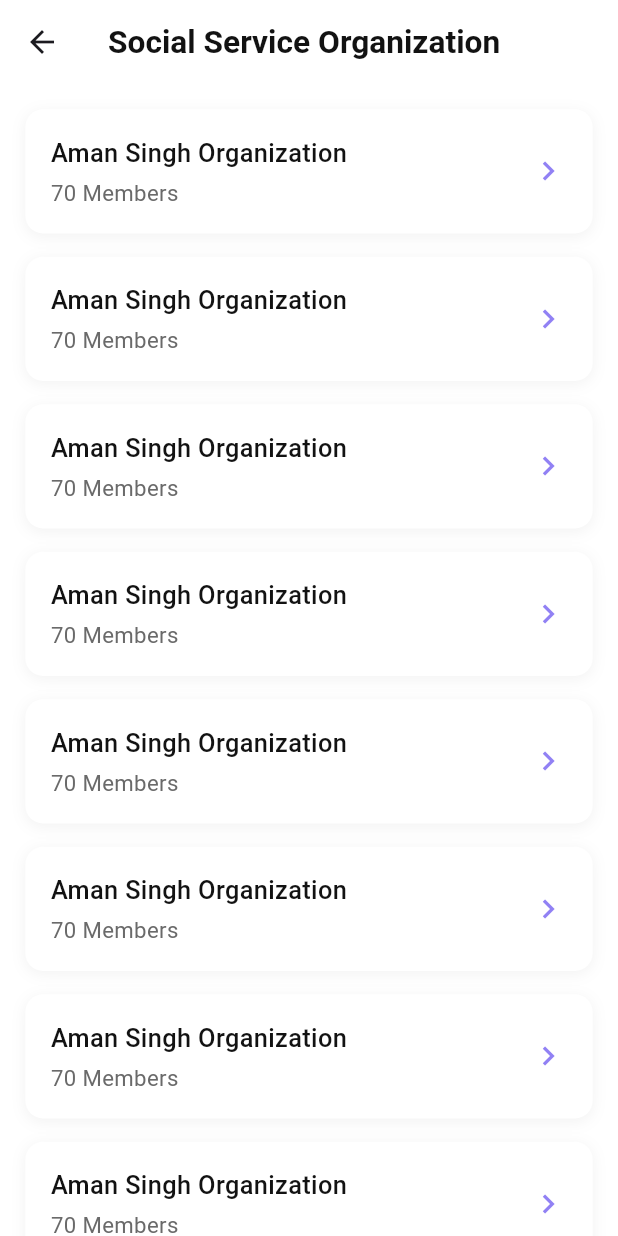
After one commit to elysian12/samaj-mobile-app, a Flutter app: the SocialOrganizationScreen screen opened directly, on a phone screen of 412 x 824 dp. The commit adds this screen. Run offline on Flutter 3.47's test engine with Material 3 defaults, Android fonts, the phone set to English and light mode, and no system bars; our stand-ins replace animate_do, auto_route, cached_network_image, fancy_shimmer_image, flutter_screenutil, get_it and 1 more; generated files the repository leaves out were written again; network calls fail; Roboto replaces fonts that are missing (PlusJakartaSans).

Commit message:
- Added SocialOrganizationRoute and SocialMemberListRoute to the app router for improved navigation. - Updated generated route files to reflect the new routes and ensure proper integration with the existing navigation structure.

```diff
--- /dev/null
+++ b/lib/modules/social+organisation/social_organisation_screen.dart
@@ -0,0 +1,98 @@
+import 'package:animate_do/animate_do.dart';
+import 'package:auto_route/auto_route.dart';
+import 'package:flutter/material.dart';
+import 'package:flutter_screenutil/flutter_screenutil.dart';
+import 'package:patel_samaj_app/core/styles/style.dart';
+import 'package:patel_samaj_app/data/di/service_locator.dart';
+import 'package:patel_samaj_app/router/app_router.dart';
+import 'package:patel_samaj_app/router/app_router.gr.dart';
+
+@RoutePage()
+class SocialOrganizationScreen extends StatelessWidget {
+  const SocialOrganizationScreen({super.key});
+
+  @override
+  Widget build(BuildContext context) {
+    return Scaffold(
+      backgroundColor: Colors.white,
+      appBar: AppBar(
+        leading: IconButton(
+          icon: const Icon(Icons.arrow_back),
+          onPressed: () => Navigator.pop(context),
+        ),
+        title: Text(
+          'Social Service Organization',
+          style: AppTextStyle.heading3,
+        ),
+      ),
+      body: SingleChildScrollView(
+        child: Padding(
+          padding: EdgeInsets.all(16.w),
+          child: Column(
+            children: List.generate(
+              8, // Number of organizations to show
+              (index) => _buildOrganizationCard(),
+            ),
+          ),
+        ),
+      ),
+    );
+  }
+
+  Widget _buildOrganizationCard() {
+    return InkWell(
+      onTap: () {
+        getIt<AppRouter>().push(
+          SocialMemberListRoute(
+            organizationName: 'Aman Singh Organization',
+          ),
+        );
+      },
+      child: FadeInUp(
+        duration: const Duration(milliseconds: 500),
+        child: Container(
+          margin: EdgeInsets.only(bottom: 16.h),
+          padding: EdgeInsets.all(16.w),
+          decoration: BoxDecoration(
+            color: Colors.white,
+            borderRadius: BorderRadius.circular(12.r),
+            boxShadow: [
+              BoxShadow(
+                color: Colors.black.withOpacity(0.05),
+                blurRadius: 8,
+                offset: const Offset(0, 2),
+              ),
+            ],
+          ),
+          child: Row(
+            children: [
+              Expanded(
+                child: Column(
+                  crossAxisAlignment: CrossAxisAlignment.start,
+                  children: [
+                    Text(
+                      'Aman Singh Organization',
+                      style: AppTextStyle.heading4,
+                    ),
+                    SizedBox(height: 4.h),
+                    Text(
+                      '70 Members',
+                      style: AppTextStyle.bodyText3.copyWith(
+                        color: const Color(0xff6A6A6A),
+                      ),
+                    ),
+                  ],
+                ),
+              ),
+              Icon(
+                Icons.chevron_right,
+                color: AppColors.primaryBlue,
+                size: 24.sp,
+              ),
+            ],
+          ),
+        ),
+      ),
+    );
+  }
+}
--- a/lib/modules/splash/splash_screen.dart
+++ b/lib/modules/splash/splash_screen.dart
@@ -25,7 +25,7 @@ class _SplashScreenState extends State<SplashScreen> {
 
   void moveToNextScreen() async {
     await Future.delayed(const Duration(seconds: 2));
-    getIt<AppRouter>().replace(const AdvertisementRoute());
+    getIt<AppRouter>().replace(const SocialOrganizationRoute());
   }
 
   @override
--- a/lib/router/app_router.dart
+++ b/lib/router/app_router.dart
@@ -24,6 +24,8 @@ class AppRouter extends RootStackRouter {
         AutoRoute(page: RateAppRoute.page),
         AutoRoute(page: NotificationControlRoute.page),
         AutoRoute(page: AdvertisementRoute.page),
+        AutoRoute(page: SocialOrganizationRoute.page),
+        AutoRoute(page: SocialMemberListRoute.page),
       ];
 
   static const String DASHBOARD = '/dashboard';
```
Also changed, not shown: lib/modules/social+organisation/social_member_list.dart (added, +166 -0 lines).
